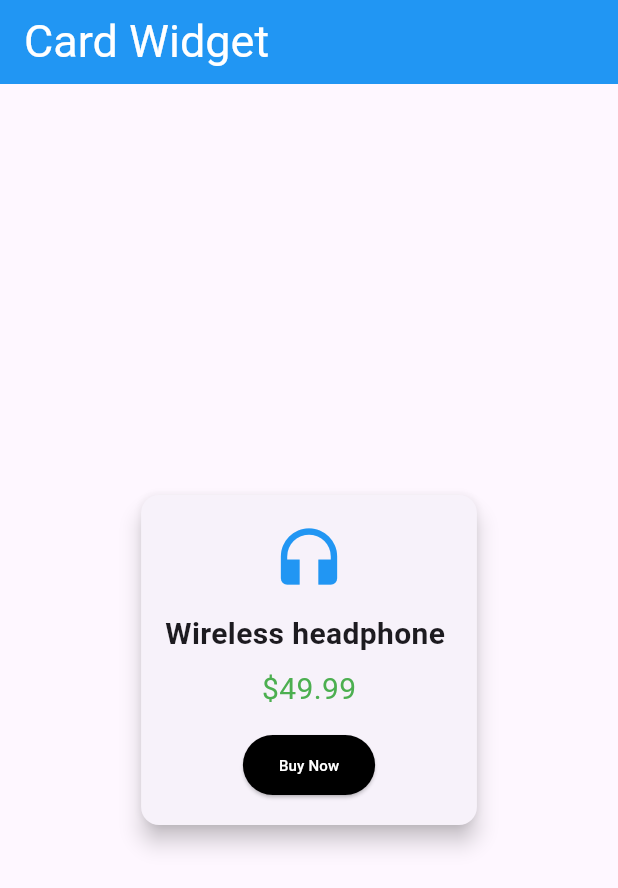
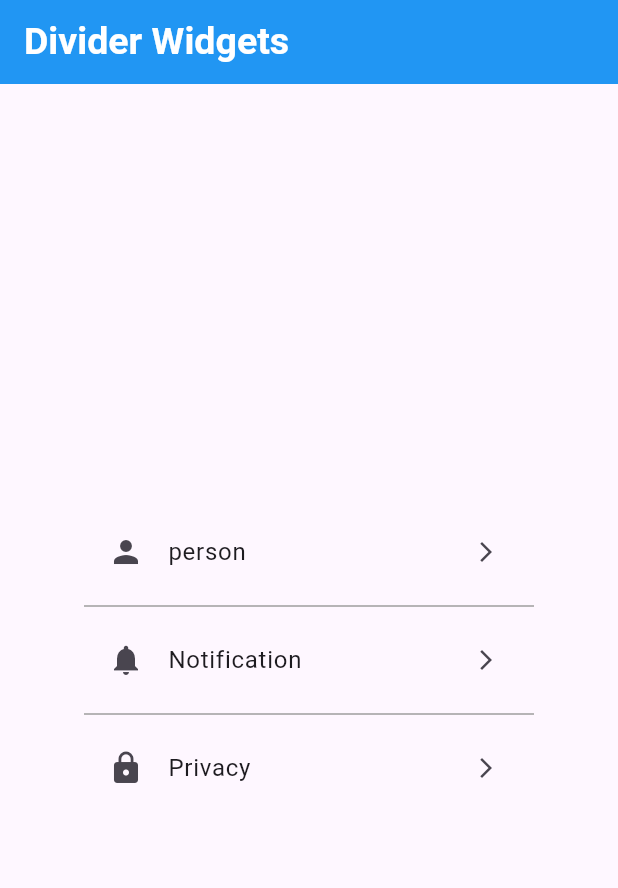
Before and after one commit to Gulshid/Flutter-Shorts-, a Flutter app: the screen it shows after launch, on a phone screen of 412 x 824 dp. Shown: the top 888 px of the screen. Run offline on Flutter 3.47's test engine with Material 3 defaults, Android fonts, the phone set to English and light mode, and no system bars.

Commit message:
divder widget is done

```diff
--- /dev/null
+++ b/shorts/lib/ Basic Flutter Widgets/divider_widget.dart
@@ -0,0 +1,57 @@
+import 'package:flutter/material.dart';
+
+class DividerWidget extends StatefulWidget {
+  const DividerWidget({super.key});
+
+  @override
+  State<DividerWidget> createState() => _DividerWidgetState();
+}
+
+class _DividerWidgetState extends State<DividerWidget> {
+  @override
+  Widget build(BuildContext context) {
+    return Scaffold(
+      appBar: AppBar(
+        backgroundColor: Colors.blue,
+        title: Text(
+          "Divider Widgets",
+          style: TextStyle(
+            color: Colors.white,
+            fontSize: 25,
+            fontWeight: FontWeight.bold,
+          ),
+        ),
+      ),
+
+      body: Center(
+        child: SizedBox(
+          width: 300,
+          child: Column(
+            mainAxisSize: MainAxisSize.min,
+            children: [
+              ListTile(
+                leading: Icon(Icons.person),
+                title: Text("person"),
+                trailing: Icon(Icons.arrow_forward_ios, size: 16),
+              ),
+              Divider(thickness: 1, color: Colors.grey),
+
+              ListTile(
+                leading: Icon(Icons.notifications),
+                title: Text("Notification"),
+                trailing: Icon(Icons.arrow_forward_ios, size: 16),
+              ),
+              Divider(thickness: 1, color: Colors.grey),
+
+              ListTile(
+                leading: Icon(Icons.lock),
+                title: Text("Privacy"),
+                trailing: Icon(Icons.arrow_forward_ios, size: 16),
+              ),
+            ],
+          ),
+        ),
+      ),
+    );
+  }
+}
--- a/shorts/lib/main.dart
+++ b/shorts/lib/main.dart
@@ -1,5 +1,5 @@
 import 'package:flutter/material.dart';
-import 'package:shorts/%20Basic%20Flutter%20Widgets/card_widget.dart';
+import 'package:shorts/%20Basic%20Flutter%20Widgets/divider_widget.dart';
 
 void main() {
   runApp(const MyApp());
@@ -10,6 +10,9 @@ class MyApp extends StatelessWidget {
 
   @override
   Widget build(BuildContext context) {
-    return MaterialApp(debugShowCheckedModeBanner: false, home: CardWidget());
+    return MaterialApp(
+      debugShowCheckedModeBanner: false,
+      home: DividerWidget(),
+    );
   }
 }
```
